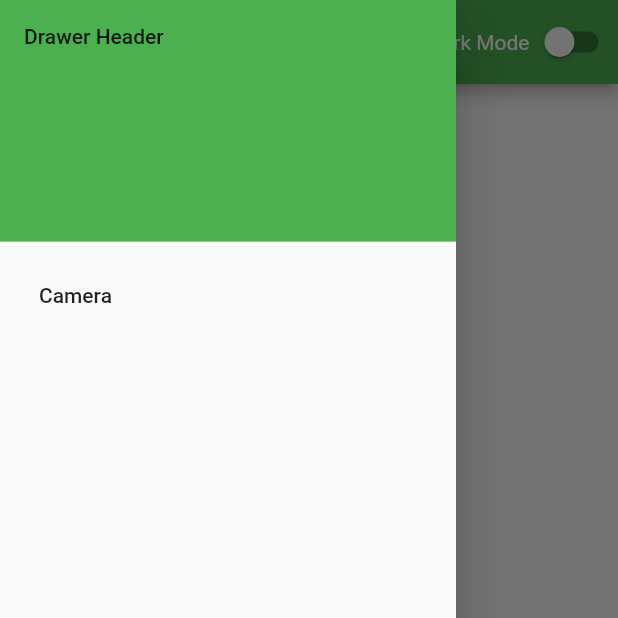
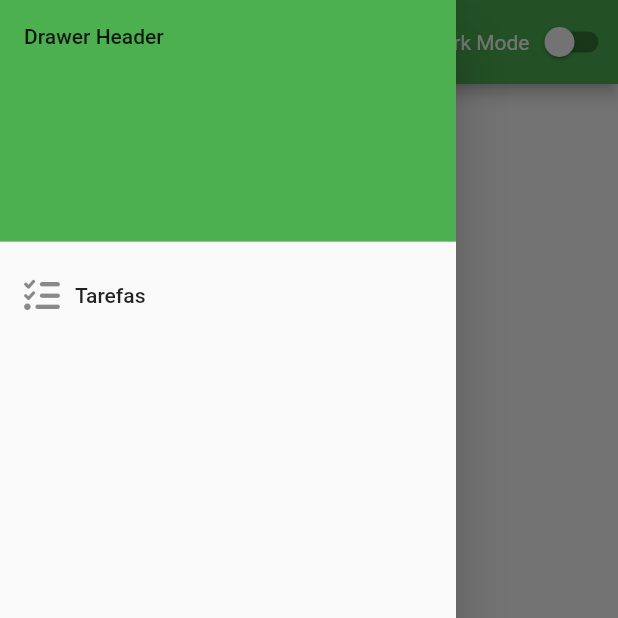
Before and after one commit to romildojpaiter/flutter-dio-challenge, a Flutter app: the screen it shows after launch, with the side drawer open, on a phone screen of 412 x 824 dp, the top half of it. Run offline on Flutter 3.47's test engine with Material 2 defaults, Android fonts, the phone set to English and light mode, and no system bars; our stand-ins replace animated_text_kit, battery_plus, brasil_fields, connectivity_plus, convert, convex_bottom_bar and 14 more; missing offline and left inert: qr_code_scanner; accounts and stored records are empty.

Commit message:
Inclusão de tarefas com Provider

```diff
--- a/modulo07/stateproviderapp/lib/components/drawer/drawer_component.dart
+++ b/modulo07/stateproviderapp/lib/components/drawer/drawer_component.dart
@@ -1,4 +1,6 @@
 import 'package:flutter/material.dart';
+import 'package:font_awesome_flutter/font_awesome_flutter.dart';
+import 'package:stateprovider/page/tasks/tasks_page.dart';
 
 class DrawerComponent extends StatefulWidget {
   const DrawerComponent({super.key});
@@ -21,23 +23,23 @@ class _DrawerComponentState extends State<DrawerComponent> {
           ),
           ListTile(
             title: Row(
-              children: [
-                // FaIcon(
-                //   FontAwesomeIcons.camera,
-                //   size: 24,
-                // ),
+              children: const [
+                FaIcon(
+                  FontAwesomeIcons.listCheck,
+                  size: 24,
+                ),
                 SizedBox(
                   width: 10,
                 ),
-                const Text('Camera'),
+                Text('Tarefas'),
               ],
             ),
             onTap: () {
               Navigator.pop(context);
-              // Navigator.push(
-              //   context,
-              //   MaterialPageRoute(builder: (_) => ImagePickerPage()),
-              // );
+              Navigator.push(
+                context,
+                MaterialPageRoute(builder: (_) => TasksPage()),
+              );
             },
           )
         ],
--- a/modulo07/stateproviderapp/lib/page/home/home_page.dart
+++ b/modulo07/stateproviderapp/lib/page/home/home_page.dart
@@ -2,12 +2,14 @@ import 'package:flutter/material.dart';
 import 'package:provider/provider.dart';
 import 'package:stateprovider/components/drawer/drawer_component.dart';
 import 'package:stateprovider/repository/dart_mode_repository.dart';
+import 'package:stateprovider/services/contador_service.dart';
 
 class HomePage extends StatelessWidget {
   const HomePage({super.key});
 
   @override
   Widget build(BuildContext context) {
+    print("builder");
     return SafeArea(
       child: Scaffold(
         appBar: AppBar(
@@ -15,18 +17,38 @@ class HomePage extends StatelessWidget {
           actions: [
             const Center(child: Text("Dark Mode")),
             Consumer<DartModeRepository>(
-                builder: (_, darkModeRepository, widget) {
-              return Switch(
+              builder: (_, darkModeRepository, widget) {
+                return Switch(
                   value: darkModeRepository.darkMode,
                   activeColor: Colors.black,
                   onChanged: (bool value) {
                     darkModeRepository.darkMode = !darkModeRepository.darkMode;
-                  });
-            }),
+                  },
+                );
+              },
+            ),
           ],
         ),
         drawer: const DrawerComponent(),
-        body: Container(),
+        body: Center(
+          child: Column(
+            mainAxisAlignment: MainAxisAlignment.center,
+            children: [
+              Consumer<ContadorService>(
+                builder: (_, contadorService, widget) {
+                  return Text(
+                    contadorService.contador.toString(),
+                    style: const TextStyle(fontSize: 26),
+                  );
+                },
+              ),
+              TextButton(
+                onPressed: () => Provider.of<ContadorService>(context, listen: false).incrementar(),
+                child: const Text("Incrementar"),
+              )
+            ],
+          ),
+        ),
       ),
     );
   }
--- a/modulo07/stateproviderapp/lib/page/home_state_provider_page.dart
+++ b/modulo07/stateproviderapp/lib/page/home_state_provider_page.dart
@@ -2,6 +2,8 @@ import 'package:flutter/material.dart';
 import 'package:provider/provider.dart';
 import 'package:stateprovider/page/splash/splash_screen_page.dart';
 import 'package:stateprovider/repository/dart_mode_repository.dart';
+import 'package:stateprovider/repository/tasks_repository.dart';
+import 'package:stateprovider/services/contador_service.dart';
 
 class HomeStateProviderPage extends StatefulWidget {
   const HomeStateProviderPage({super.key});
@@ -15,8 +17,9 @@ class _HomeStateProviderPageState extends State<HomeStateProviderPage> {
   Widget build(BuildContext context) {
     return MultiProvider(
       providers: [
-        ChangeNotifierProvider<DartModeRepository>(
-            create: (_) => DartModeRepository()),
+        ChangeNotifierProvider<DartModeRepository>(create: (_) => DartModeRepository()),
+        ChangeNotifierProvider<ContadorService>(create: (_) => ContadorService()),
+        ChangeNotifierProvider<TasksRepository>(create: (_) => TasksRepository())
       ],
       child: Consumer<DartModeRepository>(
         builder: (_, darkModeRepository, widget) {
--- /dev/null
+++ b/modulo07/stateproviderapp/lib/repository/tasks_repository.dart
@@ -0,0 +1,58 @@
+import 'dart:math';
+
+import 'package:flutter/material.dart';
+
+class Task {
+  final String id = UniqueKey().toString();
+  String description = "";
+  bool done = false;
+  Task({
+    required this.description,
+    this.done = false,
+  });
+
+  @override
+  String toString() => "id: $id, decription: $description, done: $done";
+}
+
+class TasksRepository extends ChangeNotifier {
+  final _tasks = <Task>[];
+  bool _loading = false;
+  bool _onlyNotCompleted = false;
+
+  get tasks => _onlyNotCompleted ? _tasks.where((element) => element.done == !_onlyNotCompleted).toList() : _tasks;
+
+  bool get loading {
+    return _loading;
+  }
+
+  bool get onlyNotCompleted => _onlyNotCompleted;
+  set onlyNotCompleted(bool value) {
+    _onlyNotCompleted = value;
+    _loadingComponent();
+  }
+
+  add(Task task) {
+    _tasks.add(task);
+    _loadingComponent();
+  }
+
+  remove(String id) {
+    _tasks.remove(_tasks.where((element) => element.id == id).first);
+    _loadingComponent();
+  }
+
+  update(Task task) {
+    _tasks.where((element) => element.id == task.id).first.done = task.done;
+    _loadingComponent();
+  }
+
+  _loadingComponent() {
+    _loading = true;
+    notifyListeners();
+    Future.delayed(const Duration(milliseconds: 300), () {
+      _loading = false;
+      notifyListeners();
+    });
+  }
+}
--- /dev/null
+++ b/modulo07/stateproviderapp/lib/services/contador_service.dart
@@ -0,0 +1,12 @@
+import 'package:flutter/material.dart';
+
+class ContadorService extends ChangeNotifier {
+  int _contador = 0;
+
+  int get contador => _contador;
+
+  void incrementar() {
+    _contador += 1;
+    notifyListeners();
+  }
+}
--- a/modulo07/stateproviderapp/pubspec.yaml
+++ b/modulo07/stateproviderapp/pubspec.yaml
@@ -36,6 +36,7 @@ dependencies:
   # Use with the CupertinoIcons class for iOS style icons.
   cupertino_icons: ^1.0.2
   provider: ^6.0.5
+  font_awesome_flutter: ^10.4.0
 
 dev_dependencies:
   flutter_test:
```
Also changed, not shown: modulo07/stateproviderapp/lib/page/tasks/tasks_page.dart (added, +124 -0 lines).
